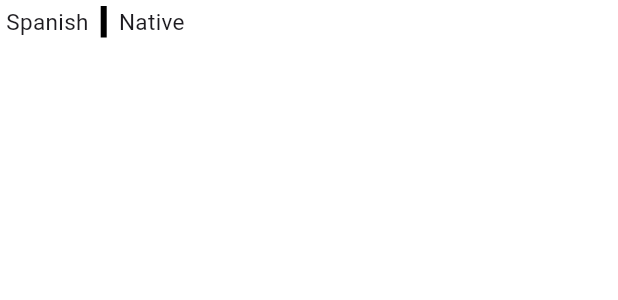
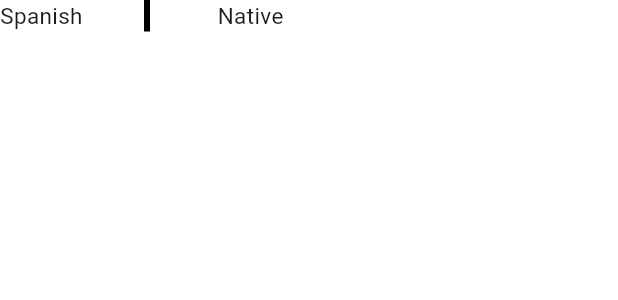
Before and after one commit to Chugani05/MyCV, a Flutter app: the LanguagesInfo widget shown alone on an empty page, opened directly, on a phone screen of 412 x 824 dp. Shown: the top 300 px of the screen. Run offline on Flutter 3.47's test engine with Material 3 defaults, Android fonts, the phone set to English and light mode, and no system bars.

Commit message:
fix main image; fix language info

```diff
--- a/src/lib/main.dart
+++ b/src/lib/main.dart
@@ -41,8 +41,8 @@ class CvScreen extends StatelessWidget {
         border: Border.all(width: 5),
         borderRadius: BorderRadius.circular(4),
       ),
-      height: 310,
-      width: 300,
+      height: 350,
+      width: 340,
       child: Image.asset('assets/images/profile-pic.jpg', fit: BoxFit.cover),
     );
 
@@ -58,7 +58,7 @@ class CvScreen extends StatelessWidget {
           ),
         ),
         Container(
-          width: 425,
+          width: 450,
           margin: EdgeInsets.fromLTRB(0, 15, 0, 0),
           padding: EdgeInsets.fromLTRB(0, 15, 0, 0),
           decoration: BoxDecoration(border: BoxBorder.fromLTRB(top: BorderSide(width: 5))),
@@ -77,7 +77,7 @@ class CvScreen extends StatelessWidget {
     final contactSection = Column(
       crossAxisAlignment: CrossAxisAlignment.start,
       children: [
-        Subtitle(300, "CONTACT"),
+        Subtitle(340, "CONTACT"),
         ContactInfo("684-156-768", Icons.phone),
         ContactInfo("rashi.chugani.n@gmail.com", Icons.email),
         ContactInfo("Spain, Canary Islands", Icons.location_on),
@@ -87,14 +87,14 @@ class CvScreen extends StatelessWidget {
     final informationSection = Column(
       crossAxisAlignment: CrossAxisAlignment.start,
       children: [
-        Subtitle(300, "INFORMATION"),
+        Subtitle(340, "INFORMATION"),
         InformationInfo(labels: ['Willingness to travel', 'Flexibility to relocate if necessary', 'Experience in teamwork.']),
       ],
     );
 
     final skillsSection = Column(
       children: [
-        Subtitle(300, "SKILLS"),
+        Subtitle(340, "SKILLS"),
         SkillsInfo(0.9, "Git"),
         SkillsInfo(0.8, "Visual Studio Code"),
         SkillsInfo(0.8, "Bootstrap"),
@@ -106,7 +106,7 @@ class CvScreen extends StatelessWidget {
 
     final languageSection = Column(
       children: [
-        Subtitle(300, "LANGUAGE SKILLS"),
+        Subtitle(340, "LANGUAGE SKILLS"),
         LanguagesInfo("Spanish", "Native"),
         LanguagesInfo("English", "Advanced"),
         LanguagesInfo("Shindi", "Intermediate"),
@@ -116,13 +116,13 @@ class CvScreen extends StatelessWidget {
 
     final experienceSection = Column(
       children: [
-        Subtitle(400, "WORK EXPERIENCE"),
+        Subtitle(440, "WORK EXPERIENCE"),
       ]
     );
 
     final educationSection = Column(
       children: [
-        Subtitle(400, "EDUCATION AND TRAINING"),
+        Subtitle(440, "EDUCATION AND TRAINING"),
       ]
     );
 
@@ -278,28 +278,31 @@ class LanguagesInfo extends StatelessWidget {
 
   @override
   Widget build(BuildContext context) {
-    return Padding(
-      padding: const EdgeInsets.all(4.0),
-      child: IntrinsicHeight(
-        child: Row(
-          crossAxisAlignment: CrossAxisAlignment.start,
-          children: [
-            Text(
+    return SizedBox(
+      width: 245,
+      child: Row(
+        mainAxisAlignment: MainAxisAlignment.spaceBetween,
+        children: [
+          Container(
+            width: 100,
+            margin: EdgeInsets.fromLTRB(0, 0, 20, 0),
+            decoration: BoxDecoration(border: BoxBorder.fromLTRB(right: BorderSide(width: 4))),
+            child: Text(
               label1,
               style: TextStyle(fontSize: 15),
+              textAlign: TextAlign.left,
             ),
-            VerticalDivider(
-              color: Colors.black,
-              thickness: 4,
-              width: 20,
-            ),
-            Text(
+          ),
+          SizedBox(
+            width: 100,
+            child: Text(
               label2,
               style: TextStyle(fontSize: 15),
+              textAlign: TextAlign.left,
             ),
-          ],
-        ),
-      )
+          ),
+        ],
+      ),
     );
   }
 }
```
